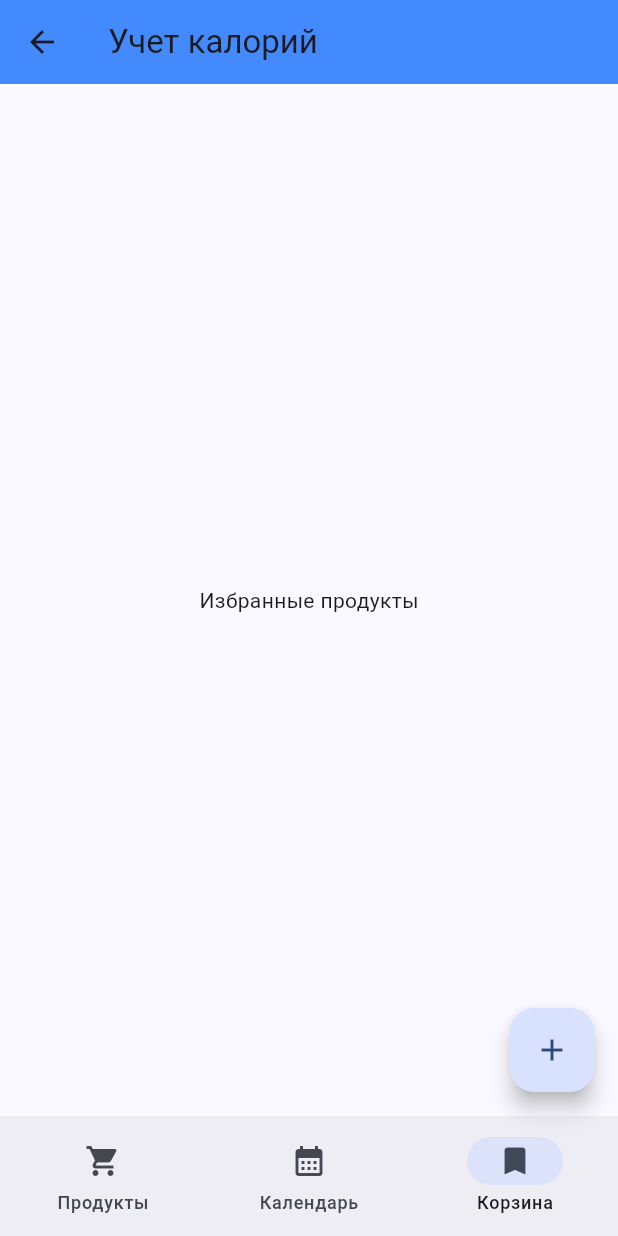
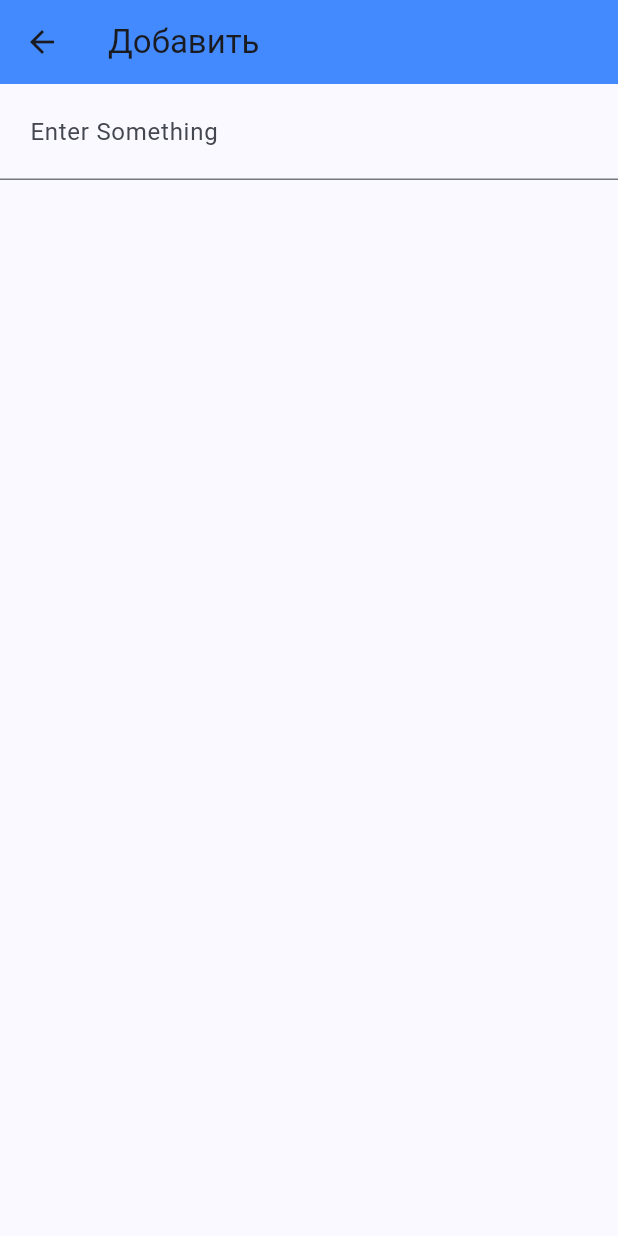
Before and after one commit to ShipilovS/flutter-calories-app, a Flutter app: the HomeScreen screen opened by its route, item 3 of the bottom bar chosen, after a tap on the "add" icon, on a phone screen of 412 x 824 dp. Run offline on Flutter 3.47's test engine with Material 3 defaults, Android fonts, the phone set to English and light mode, and no system bars; our stand-ins replace dio, dots_indicator, email_validator, flutter_dotenv; missing offline and left inert: flutter_session_manager, onboarding; network calls fail.

Commit message:
1 navbar done

```diff
--- a/lib/main.dart
+++ b/lib/main.dart
@@ -1,5 +1,7 @@
 import 'package:flutter/material.dart';
 import 'package:flutter_calories_app/src/home_boarding.dart';
+import 'package:flutter_calories_app/src/screens/form_fruit_create.dart';
+import 'package:flutter_calories_app/src/screens/fruit_show.dart';
 import 'package:flutter_calories_app/src/screens/home.dart';
 import 'package:flutter_calories_app/src/screens/login.dart';
 import 'package:flutter_dotenv/flutter_dotenv.dart';
@@ -23,6 +25,9 @@ class MyApp extends StatelessWidget {
         '/boarding': (context) => const HomeBoarding(),
         '/login': (context) => const LoginScreen(),
         '/home': (context) => const HomeScreen(),
+        '/form_fruit_create': (context) => const FormFruitCreate(),
+        '/fruit_show': (context) => FruitShowScreen(),
+        // arguments: ModalRoute.of(context)?.settings.arguments
       },
       initialRoute: '/boarding',
       theme: ThemeData(
--- a/lib/src/dio_helpler.dart
+++ b/lib/src/dio_helpler.dart
@@ -27,7 +27,7 @@ class DioHelper {
     );
   }
 
-  Future<List<UserFruit>> getUserFruits(Map<String, dynamic> params) async {
+  Future<List<Fruit>> getUserFruits(Map<String, dynamic> params) async {
     try {
       final response = await dio.get(
         "${dio.options.baseUrl}/api/fruits/fruits_by_date",
@@ -41,7 +41,31 @@ class DioHelper {
       if (response.statusCode == 200) {
         List jsonResponse = response.data["data"];
         print(jsonResponse);
-        return jsonResponse.map((json) => UserFruit.fromJson(json)).toList();
+        return jsonResponse.map((json) => Fruit.fromJson(json)).toList();
+      } else {
+        throw Exception('Error');
+      }
+    } on DioException catch (e) {
+      print('[Error] => ${e}');
+      throw e;
+    }
+  }
+
+  Future<List<Fruit>> getFruits(Map<String, dynamic> params) async {
+    try {
+      final response = await dio.get(
+          "${dio.options.baseUrl}/api/fruits",
+          options: Options(
+            headers: {
+              HttpHeaders.authorizationHeader: 'Bearer ${await SessionManager().get('token')}',
+            },
+          ),
+          queryParameters: params
+      );
+      if (response.statusCode == 200) {
+        List jsonResponse = response.data["data"];
+        print(jsonResponse);
+        return jsonResponse.map((json) => Fruit.fromJson(json)).toList();
       } else {
         throw Exception('Error');
       }
--- a/lib/src/models/fruit.dart
+++ b/lib/src/models/fruit.dart
@@ -1,18 +1,18 @@
-class UserFruit {
+class Fruit {
   final int id;
   final String name;
   final String size_gram;
   final String kilocalories;
 
-  const UserFruit({
+  const Fruit({
     required this.id,
     required this.name,
     required this.size_gram,
     required this.kilocalories
   });
 
-  factory UserFruit.fromJson(Map<String, dynamic> json) {
-    return UserFruit(
+  factory Fruit.fromJson(Map<String, dynamic> json) {
+    return Fruit(
       id:           json['id'],
       name:         json['name']           == null ? "" : json['name'],
       size_gram:    json['size_gram']      == null ? "" : json['size_gram'],
@@ -28,5 +28,4 @@ class UserFruit {
       'kilocalories': kilocalories,
     };
   }
-
 }
--- /dev/null
+++ b/lib/src/screens/form_fruit_create.dart
@@ -0,0 +1,43 @@
+import 'package:flutter/material.dart';
+
+class FormFruitCreate extends StatefulWidget {
+  const FormFruitCreate({super.key});
+
+  @override
+  State<FormFruitCreate> createState() => _FormFruitCreateState();
+}
+
+class _FormFruitCreateState extends State<FormFruitCreate> {
+  final GlobalKey<FormState> _formKey = GlobalKey<FormState>();
+
+  @override
+  Widget build(BuildContext context) {
+    return Scaffold(
+      appBar: AppBar(
+        title: const Text('Добавить'),
+        backgroundColor: Colors.blueAccent,
+      ),
+      body: Form(
+        key: _formKey,
+        child: Column(
+          crossAxisAlignment: CrossAxisAlignment.start,
+          children: [
+            TextFormField(
+              decoration: const InputDecoration(
+              hintText: 'Enter Something',
+                contentPadding: EdgeInsets.all(20.0),
+              ),
+              // The validator receives the text that the user has entered.
+              validator: (value) {
+                if (value == null || value.isEmpty) {
+                  return 'Please enter some text';
+                }
+                return null;
+              },
+            ),
+          ],
+        ),
+      ),
+    );
+  }
+}
--- a/lib/src/screens/home.dart
+++ b/lib/src/screens/home.dart
@@ -4,6 +4,7 @@ import 'package:dio/dio.dart';
 import 'package:flutter/material.dart';
 import 'package:flutter_calories_app/src/dio_helpler.dart';
 import 'package:flutter_calories_app/src/models/fruit.dart';
+import 'package:flutter_calories_app/src/screens/form_fruit_create.dart';
 import 'package:flutter_dotenv/flutter_dotenv.dart';
 import 'package:flutter_session_manager/flutter_session_manager.dart';
 // import 'package:syncfusion_flutter_datepicker/datepicker.dart';
@@ -25,7 +26,8 @@ class _HomeScreenState extends State<HomeScreen> {
   String currentTitle = 'Продукты';
   NavigationDestinationLabelBehavior labelBehavior =
       NavigationDestinationLabelBehavior.alwaysShow;
-  late Future<List<UserFruit>>? _user_fruits;
+  late Future<List<Fruit>>? _user_fruits;
+  late Future<List<Fruit>>? _fruits;
 
   @override
   void initState() {
@@ -36,6 +38,8 @@ class _HomeScreenState extends State<HomeScreen> {
           'selected_date': _selectedDate
         }
     );
+
+    _fruits = DioHelper().getFruits({});
   }
 
   List title_lists = ['Продукты', 'Календарь', 'Корзина'];
@@ -52,6 +56,9 @@ class _HomeScreenState extends State<HomeScreen> {
             onDestinationSelected: (int index) {
               setState(() {
                 currentPageIndex = index;
+                if (index == 0) {
+                  _fruits = DioHelper().getFruits({});
+                };
                 // currentTitle = title_lists[index];
               });
             },
@@ -72,10 +79,48 @@ class _HomeScreenState extends State<HomeScreen> {
             ],
         ),
           body: <Widget>[
-            Container(
-              padding: EdgeInsets.symmetric(vertical: 22),
-              alignment: Alignment.center,
-              child: const Text('Продукты'),
+          Container(
+            padding: EdgeInsets.symmetric(vertical: 22),
+            alignment: Alignment.center,
+            child: Column(
+              children: [
+                Expanded(
+                  child: FutureBuilder(
+                    future: _fruits,
+                    builder: (context, snapshot) {
+                      if (snapshot.data == null) {
+                        return Center(
+                          child: CircularProgressIndicator(),
+                        );
+                      } else {
+                        return ListView.builder(
+                          itemCount: snapshot.data!.length,
+                          itemBuilder: (BuildContext context, int index) {
+                            print(snapshot.data![index].size_gram);
+                            return Container(
+                              color: Colors.white,
+                              child: ListTile(
+                                leading: const Icon(Icons.list),
+                                // Добавить флаг на беке, что выбран в избранное
+                                trailing: IconButton(onPressed: () {},
+                                    selectedIcon: Icon(Icons.bookmark),
+                                    icon: const Icon(Icons.bookmark_border)
+                              ),
+                                title: Text("${snapshot.data![index].name.toString()}"),
+                                subtitle: Text(
+                                    "на ${snapshot.data![index].size_gram.toString()}гр - "
+                                        "${snapshot.data![index].kilocalories.toString()} килокалорий"
+                                ),
+                                // onTap: ,
+                              ),
+                            );
+                          });
+                        }
+                      },
+                    ),
+                  )
+                ]
+              ),
             ),
             Container(
               padding: EdgeInsets.symmetric(vertical: 55),
@@ -119,8 +164,20 @@ class _HomeScreenState extends State<HomeScreen> {
                             return Container(
                               color: Colors.white,
                               child: ListTile(
+                                // обернуть в кнопку
                                 leading: const Icon(Icons.list),
-                                  trailing: Icon(Icons.arrow_right),
+                                  trailing: Row(
+                                    mainAxisSize: MainAxisSize.min,
+                                    children: [
+                                      IconButton(onPressed: () {
+                                        Navigator.pushNamed(
+                                            context, '/fruit_show',
+                                          arguments: {'id': snapshot.data![index].id},
+                                        );
+                                      }, icon: const Icon(Icons.info)),
+                                      IconButton(onPressed: () {}, icon: const Icon(Icons.delete)),
+                                    ],
+                                  ),
                                   title: Text("${snapshot.data![index].name.toString()}"),
                                 // onTap: ,
                               ),
@@ -140,7 +197,9 @@ class _HomeScreenState extends State<HomeScreen> {
             ),
           ][currentPageIndex],
           floatingActionButton: FloatingActionButton(
-            onPressed: () {},
+            onPressed: () {
+              Navigator.pushNamed(context, '/form_fruit_create');
+            },
             child: const Icon(Icons.add),
           )
       );
```
Also changed, not shown: lib/src/screens/fruit_show.dart (added, +35 -0 lines).
